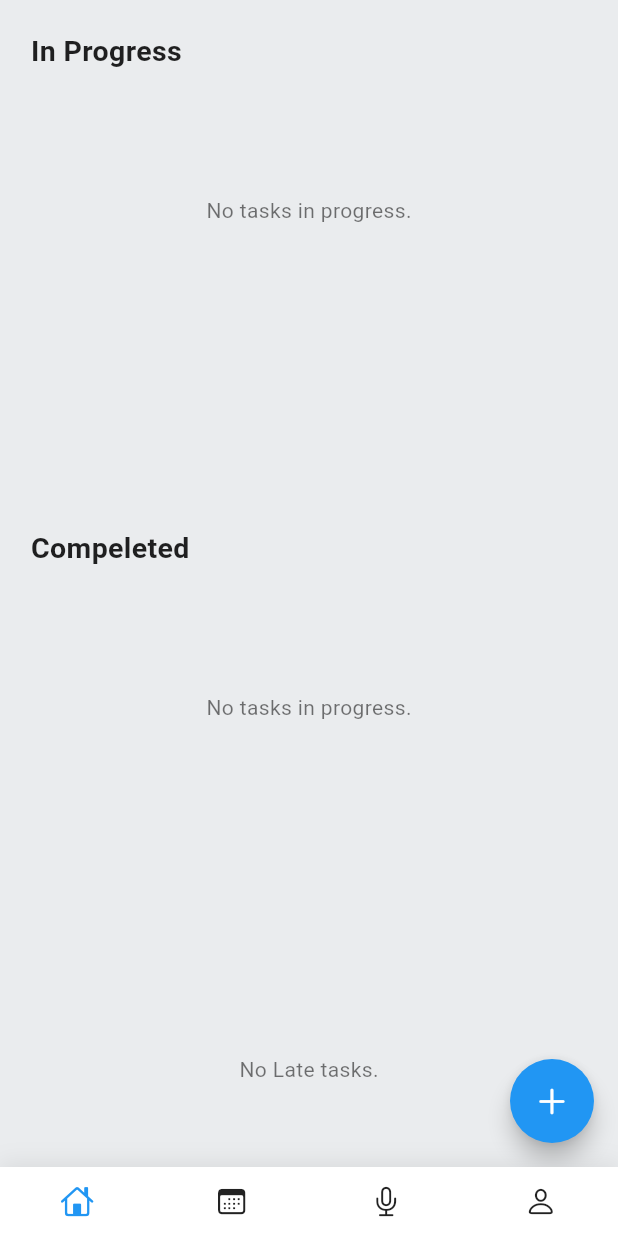
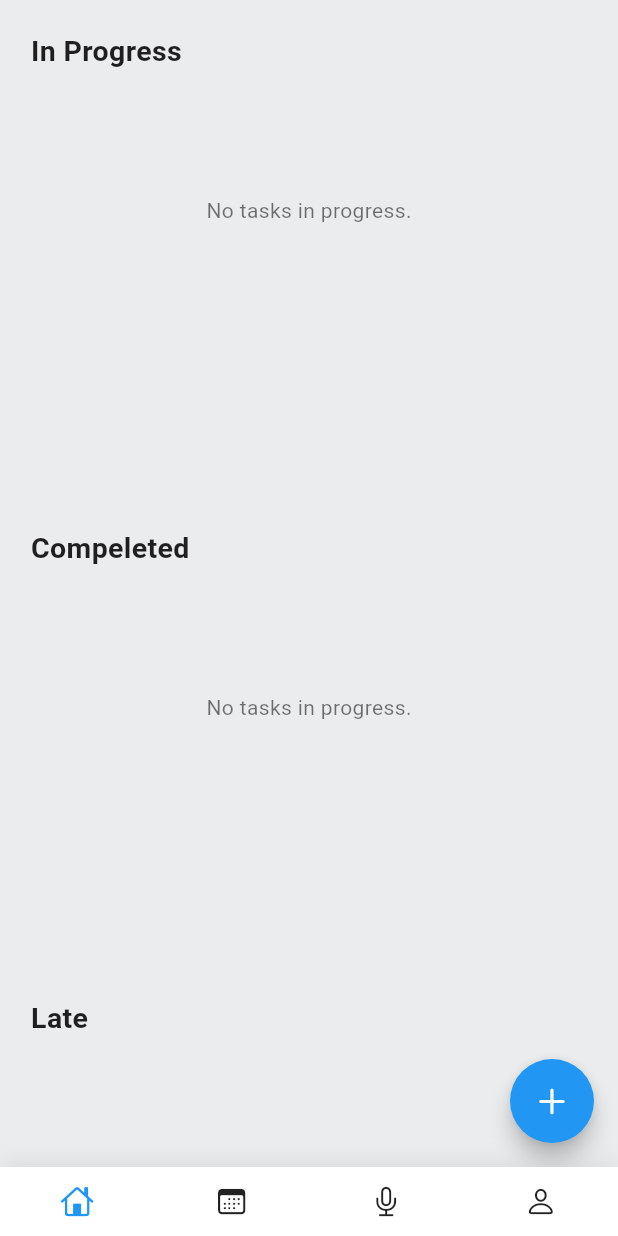
Before and after one commit to Ahmedx44/task_planner, a Flutter app: the screen it shows once a user with an empty profile is signed in, scrolled down 159 dp, on a phone screen of 412 x 824 dp. Run offline on Flutter 3.47's test engine with Material 3 defaults, Android fonts, the phone set to English and light mode, and no system bars; drawn by our look-alikes of awesome_bottom_bar; our stand-ins replace cloud_firestore, dartz, extended_image, firebase_auth, firebase_core, flutter_hooks and 8 more; missing offline and left inert: cupertino_onboarding, flagkit, phonenumbers; accounts and stored records are empty.

Commit message:
"Added Firestore import and factory method to TaskModel, updated TaskServiceImpl error handling, and refactored CalendarView and MainView UI components."

```diff
--- a/lib/service/task_service.dart
+++ b/lib/service/task_service.dart
@@ -218,7 +218,7 @@ class TaskServiceImpl extends TaskService {
         return const Left('User document does not exist');
       }
     } catch (e) {
-      return Left('Error retrieving tasks: $e');
+      return Left(e.toString());
     }
   }
 }
--- a/lib/ui/home/home_view.dart
+++ b/lib/ui/home/home_view.dart
@@ -38,7 +38,7 @@ class HomeView extends StatelessWidget {
     if (index == 0) {
       return const MainView();
     } else if (index == 1) {
-      return const CalenderView();
+      return CalendarVieww();
     } else if (index == 2) {
       return const AudioView();
     } else if (index == 3) {
--- a/lib/ui/main/main_view.dart
+++ b/lib/ui/main/main_view.dart
@@ -327,12 +327,34 @@ class MainView extends StatelessWidget {
           return Center(child: Text('Error: ${viewModel.error}'));
         }
 
-        List<TaskModel> tasks = viewModel.completeTasks;
+        List<TaskModel> tasks = viewModel.lateTasks;
 
         if (tasks.isEmpty) {
           return Container(
-              height: MediaQuery.of(context).size.height * 0.16,
-              child: const Center(child: Text('No Late tasks.')));
+              padding: EdgeInsets.symmetric(
+                horizontal: MediaQuery.of(context).size.width * 0.05,
+              ),
+              height: MediaQuery.of(context).size.height * 0.35,
+              child: Column(
+                crossAxisAlignment: CrossAxisAlignment.start,
+                children: [
+                  SizedBox(
+                    height: MediaQuery.sizeOf(context).height * 0.022,
+                  ),
+                  Text(
+                    'Late',
+                    style: TextStyle(
+                      fontSize: 19,
+                      fontWeight: FontWeight.bold,
+                      color: Theme.of(context).colorScheme.onSecondary,
+                    ),
+                  ),
+                  SizedBox(
+                    height: MediaQuery.sizeOf(context).height * 0.1,
+                  ),
+                  const Center(child: Text('No late Task.')),
+                ],
+              ));
         }
 
         return Container(
@@ -345,17 +367,17 @@ class MainView extends StatelessWidget {
               Row(
                 mainAxisAlignment: MainAxisAlignment.spaceBetween,
                 children: [
-                  Text(
-                    'Completed',
+                  const Text(
+                    'Late ',
                     style: TextStyle(
                       fontSize: 19,
                       fontWeight: FontWeight.bold,
-                      color: Theme.of(context).colorScheme.onSecondary,
+                      color: Colors.red,
                     ),
                   ),
                   Row(
                     children: [
-                      Text('${viewModel.completeTasks.length}'),
+                      Text('${viewModel.lateTasks.length}'),
                       const Icon(Icons.navigate_next_rounded),
                     ],
                   ),
```
Also changed, not shown: lib/model/task_model.dart (+16 -0 lines), lib/ui/calender/calender_view.dart (+78 -6 lines), lib/ui/calender/calender_view_model.dart (added, +62 -0 lines), lib/ui/calender/data source/calender_data_source.dart (added, +34 -0 lines).
